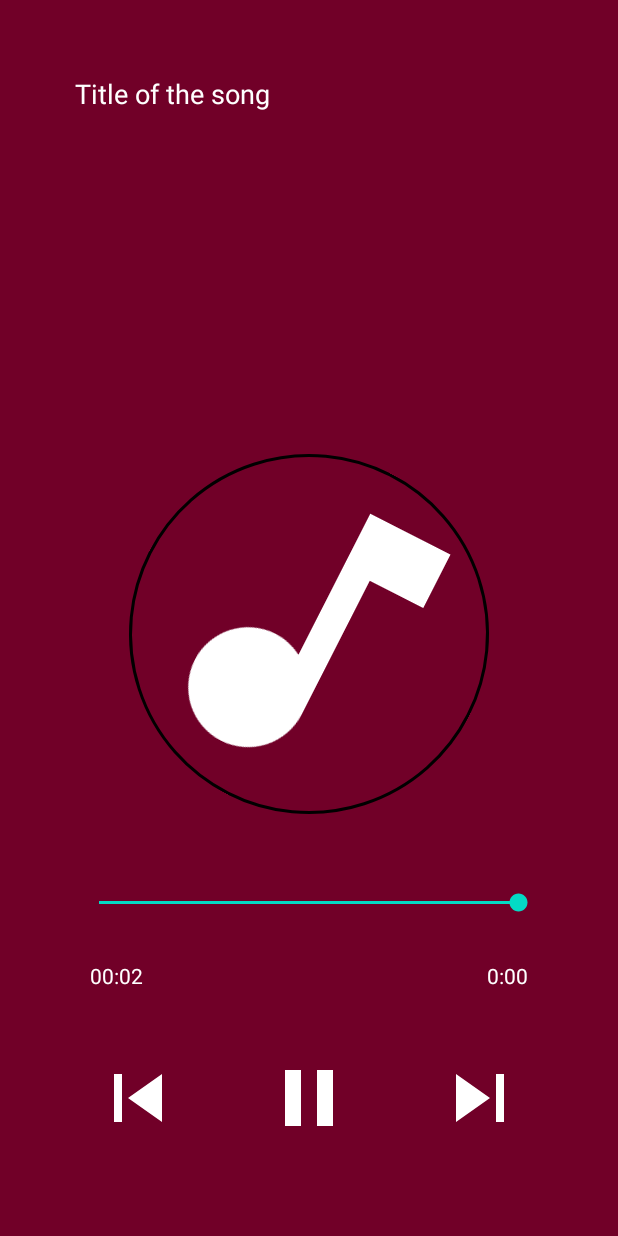
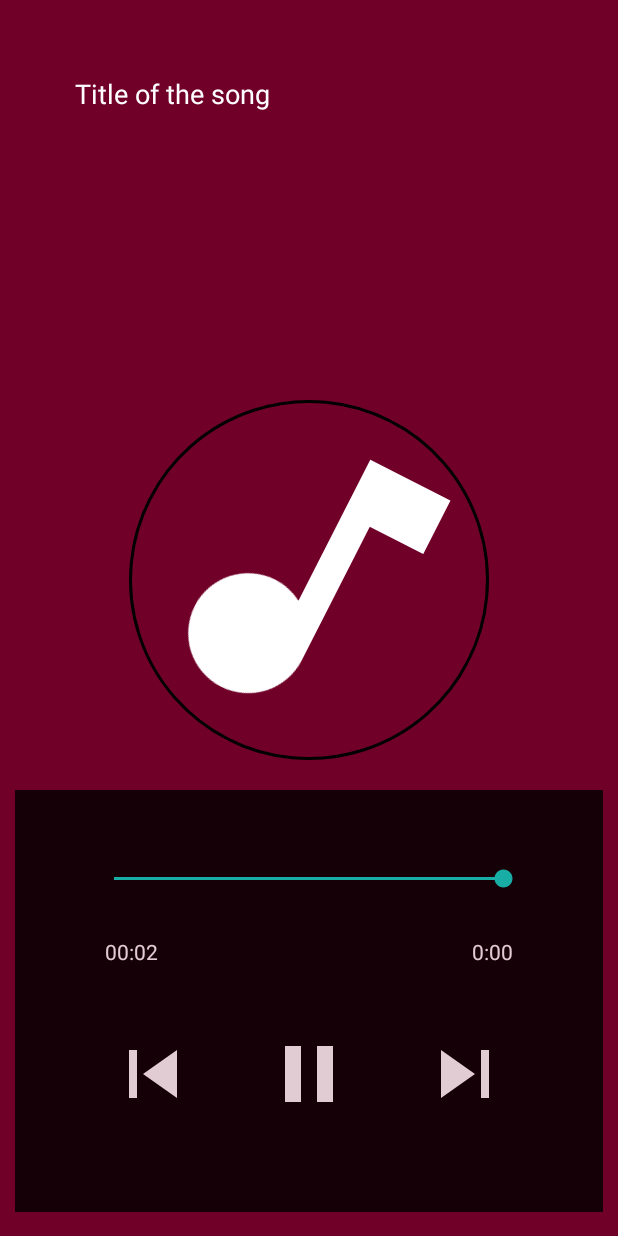
Before and after one commit to sundaram-sharma/Music_Player, an Android app: the musicPlayerActivity screen opened directly, with no data from a screen before it, on a phone screen of 412 x 824 dp. Run offline under Robolectric (Android 15) with nearby library versions, the phone set to English and light mode, and no system bars; our stand-ins replace CircleImageView; 8 statements that could not run were skipped.

Commit message:
Improved UI music Player

```diff
--- a/app/src/main/AndroidManifest.xml
+++ b/app/src/main/AndroidManifest.xml
@@ -16,7 +16,7 @@
         android:theme="@style/Theme.MusicPlayer"
         tools:targetApi="31">
         <activity
-            android:name=".splashScreen"
+            android:name=".ui.splash.splashScreen"
             android:exported="true">
 
             <intent-filter>
--- a/app/src/main/java/en/sundaram/musicplayer/mainActivity.java
+++ b/app/src/main/java/en/sundaram/musicplayer/mainActivity.java
@@ -29,8 +29,8 @@ import com.google.android.material.navigation.NavigationView;
 import java.io.File;
 import java.util.ArrayList;
 
-import en.sundaram.musicplayer.ui.equalizerFragment;
-import en.sundaram.musicplayer.ui.themefragment;
+import en.sundaram.musicplayer.ui.equalizer.equalizerFragment;
+import en.sundaram.musicplayer.ui.theme.themefragment;
 
 public class mainActivity extends AppCompatActivity {
 
--- a/app/src/main/java/en/sundaram/musicplayer/ui/equalizerFragment.java
+++ b/app/src/main/java/en/sundaram/musicplayer/ui/equalizer/equalizerFragment.java
@@ -1,4 +1,4 @@
-package en.sundaram.musicplayer.ui;
+package en.sundaram.musicplayer.ui.equalizer;
 
 import android.os.Bundle;
 
--- a/app/src/main/java/en/sundaram/musicplayer/splashScreen.java
+++ b/app/src/main/java/en/sundaram/musicplayer/ui/splash/splashScreen.java
@@ -1,10 +1,13 @@
-package en.sundaram.musicplayer;
+package en.sundaram.musicplayer.ui.splash;
 
 import androidx.appcompat.app.AppCompatActivity;
 
 import android.content.Intent;
 import android.os.Bundle;
 import android.os.Handler;
+
+import en.sundaram.musicplayer.R;
+import en.sundaram.musicplayer.mainActivity;
 
 public class splashScreen extends AppCompatActivity {
 
--- a/app/src/main/java/en/sundaram/musicplayer/ui/themeGVAdapter.java
+++ b/app/src/main/java/en/sundaram/musicplayer/ui/theme/themeGVAdapter.java
@@ -1,4 +1,4 @@
-package en.sundaram.musicplayer.ui;
+package en.sundaram.musicplayer.ui.theme;
 
 import android.content.Context;
 import android.view.LayoutInflater;
--- a/app/src/main/java/en/sundaram/musicplayer/ui/themeModel.java
+++ b/app/src/main/java/en/sundaram/musicplayer/ui/theme/themeModel.java
@@ -1,4 +1,4 @@
-package en.sundaram.musicplayer.ui;
+package en.sundaram.musicplayer.ui.theme;
 
 public class themeModel {
 
--- a/app/src/main/java/en/sundaram/musicplayer/ui/themefragment.java
+++ b/app/src/main/java/en/sundaram/musicplayer/ui/theme/themefragment.java
@@ -1,4 +1,4 @@
-package en.sundaram.musicplayer.ui;
+package en.sundaram.musicplayer.ui.theme;
 
 import android.os.Bundle;
 
--- a/app/src/main/res/layout/activity_main.xml
+++ b/app/src/main/res/layout/activity_main.xml
@@ -86,7 +86,6 @@
     android:id="@+id/songs_text"
     android:layout_width="wrap_content"
     android:layout_height="wrap_content"
-    android:text="@string/songs"
     android:textSize="20sp"
     android:textStyle="bold"
     android:padding="10dp"
--- a/app/src/main/res/layout/activity_music_player.xml
+++ b/app/src/main/res/layout/activity_music_player.xml
@@ -54,6 +54,12 @@
 
 
     <RelativeLayout
+        android:layout_marginTop="20dp"
+        android:layout_marginBottom="16dp"
+        android:layout_marginStart="10dp"
+        android:layout_marginEnd="10dp"
+        android:background="@color/black"
+        android:alpha="0.8"
         android:layout_width="match_parent"
         android:layout_height="wrap_content"
         android:layout_alignParentBottom="true"
--- a/app/src/main/res/layout/activity_splash_screen.xml
+++ b/app/src/main/res/layout/activity_splash_screen.xml
@@ -4,7 +4,7 @@
     xmlns:tools="http://schemas.android.com/tools"
     android:layout_width="match_parent"
     android:layout_height="match_parent"
-    tools:context=".splashScreen">
+    tools:context=".ui.splash.splashScreen">
 
     <com.airbnb.lottie.LottieAnimationView
         android:id="@+id/animation_view"
--- a/app/src/main/res/layout/fragment_equalizer.xml
+++ b/app/src/main/res/layout/fragment_equalizer.xml
@@ -4,7 +4,7 @@
     android:layout_width="match_parent"
     android:layout_height="match_parent"
     android:background="@color/teal_700"
-    tools:context=".ui.equalizerFragment">
+    tools:context=".ui.equalizer.equalizerFragment">
 
     <!-- TODO: Update blank fragment layout -->
     <TextView
--- a/app/src/main/res/layout/fragment_theme_fragment.xml
+++ b/app/src/main/res/layout/fragment_theme_fragment.xml
@@ -4,7 +4,7 @@
     android:layout_width="match_parent"
     android:layout_height="match_parent"
     android:background="@color/teal_700"
-    tools:context=".ui.themefragment">
+    tools:context=".ui.theme.themefragment">
 
     <!-- TODO: Update blank fragment layout -->
 
```
